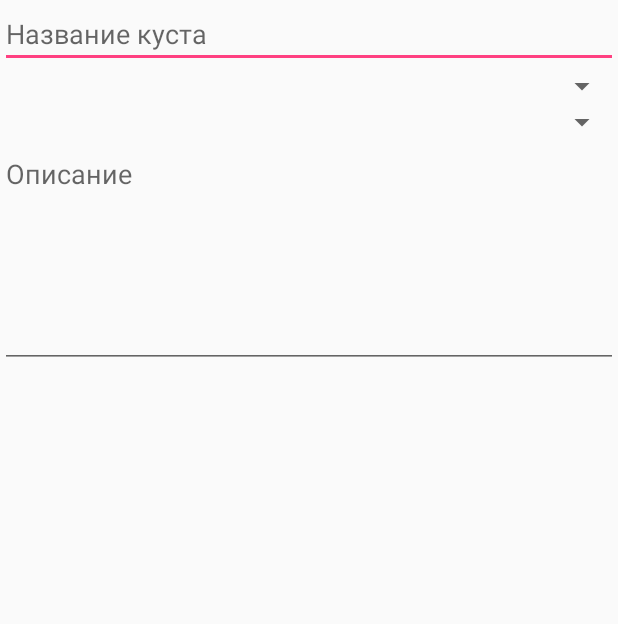
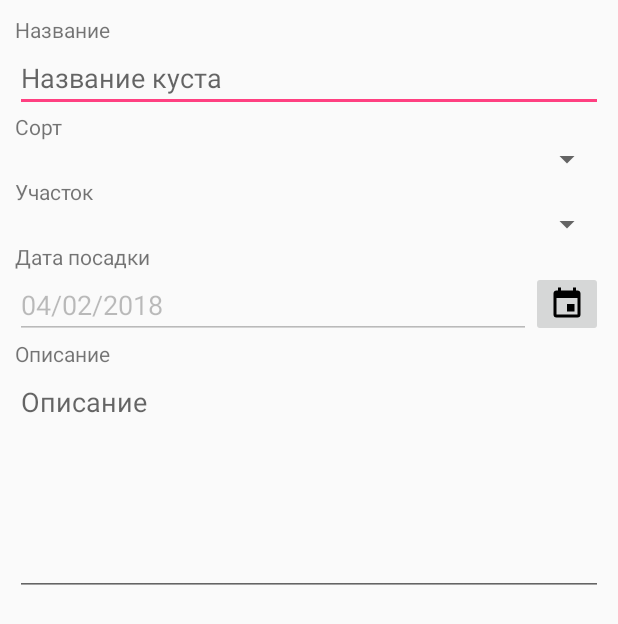
Before and after one commit to witchcraft2001/Vineyard, an Android app: the layout activity_edit_bushe.xml on its own in the app's theme, with its tools: preview values and no code run, on a phone screen of 412 x 824 dp. Shown: the top 624 px of the screen. Run offline under Robolectric (Android 15) with nearby library versions, the phone set to English and light mode, and no system bars.

Commit message:
* изменена верстка активити редактирования куста + добавлена дата посадки в модель куста

```diff
--- a/app/src/main/java/ru/dm_dev/vineyard/models/Bushe.java
+++ b/app/src/main/java/ru/dm_dev/vineyard/models/Bushe.java
@@ -19,8 +19,12 @@ public class Bushe extends Model {
     @Column(name = "Description")
     public String description;
 
+    @Column(name = "PlantedAt")
+    public long PlantedAt;
+
     @Column(name = "guid")
     public long Guid;
+
 
     public Bushe() {
         Guid = new Date().getTime();
--- a/app/src/main/java/ru/dm_dev/vineyard/views/EditBusheActivity.java
+++ b/app/src/main/java/ru/dm_dev/vineyard/views/EditBusheActivity.java
@@ -8,6 +8,7 @@ import android.view.MenuItem;
 import android.widget.ArrayAdapter;
 import android.widget.EditText;
 import android.widget.Spinner;
+import android.widget.TextView;
 
 import java.util.List;
 
@@ -23,6 +24,7 @@ public class EditBusheActivity extends AppCompatActivity implements IEditBusheVi
     private IEditBushePresenter presenter;
     private Spinner areasSpinner;
     private Spinner varietiesSpinner;
+    private TextView dateEdit;
     private long id;
 
     @Override
@@ -97,13 +99,15 @@ public class EditBusheActivity extends AppCompatActivity implements IEditBusheVi
 
     @Override
     public void setAreasListAdapter(List<Area> list) {
-        ArrayAdapter<Area> adapter = new ArrayAdapter<Area>(this,android.R.layout.simple_spinner_item,list);
+        ArrayAdapter<Area> adapter = new ArrayAdapter<Area>(this,android.R.layout.simple_spinner_dropdown_item,list);
+        adapter.setDropDownViewResource(android.R.layout.simple_spinner_dropdown_item);
         areasSpinner.setAdapter(adapter);
     }
 
     @Override
     public void setVarietiesListAdapter(List<Variety> list) {
-        ArrayAdapter<Variety> adapter = new ArrayAdapter<Variety>(this,android.R.layout.simple_spinner_item,list);
+        ArrayAdapter<Variety> adapter = new ArrayAdapter<Variety>(this,android.R.layout.simple_spinner_dropdown_item,list);
+        adapter.setDropDownViewResource(android.R.layout.simple_spinner_dropdown_item);
         varietiesSpinner.setAdapter(adapter);
     }
 }
--- /dev/null
+++ b/app/src/main/res/drawable-v21/calendar.xml
@@ -0,0 +1,8 @@
+<!-- drawable/calendar.xml -->
+<vector xmlns:android="http://schemas.android.com/apk/res/android"
+    android:height="24dp"
+    android:width="24dp"
+    android:viewportWidth="24"
+    android:viewportHeight="24">
+    <path android:fillColor="#000" android:pathData="M19,19H5V8H19M16,1V3H8V1H6V3H5C3.89,3 3,3.89 3,5V19A2,2 0 0,0 5,21H19A2,2 0 0,0 21,19V5C21,3.89 20.1,3 19,3H18V1M17,12H12V17H17V12Z" />
+</vector>
--- a/app/src/main/res/layout/activity_edit_bushe.xml
+++ b/app/src/main/res/layout/activity_edit_bushe.xml
@@ -1,29 +1,87 @@
 <?xml version="1.0" encoding="utf-8"?>
-<LinearLayout xmlns:android="http://schemas.android.com/apk/res/android"
+<RelativeLayout xmlns:android="http://schemas.android.com/apk/res/android"
     android:orientation="vertical" android:layout_width="match_parent"
     android:layout_height="match_parent"
     xmlns:tools="http://schemas.android.com/tools"
-    tools:context="ru.dm_dev.vineyard.views.EditBusheActivity">
+    tools:context="ru.dm_dev.vineyard.views.EditBusheActivity"
+    android:layout_margin="10dp">
+
+    <TextView
+        android:id="@+id/textview_name"
+        android:layout_width="match_parent"
+        android:layout_height="wrap_content"
+        android:text="@string/text_textview_name"/>
 
     <EditText
         android:id="@+id/text_name"
+        android:layout_below="@id/textview_name"
         android:layout_width="match_parent"
         android:layout_height="wrap_content"
         android:hint="@string/hint_bushe_name"
         />
 
+    <TextView
+        android:id="@+id/textview_variety"
+        android:layout_below="@id/text_name"
+        android:layout_width="match_parent"
+        android:layout_height="wrap_content"
+        android:text="@string/text_textview_variety"/>
+
     <Spinner
         android:id="@+id/variety"
+        android:layout_below="@id/textview_variety"
         android:layout_width="match_parent"
         android:layout_height="wrap_content"/>
 
+    <TextView
+        android:id="@+id/textview_area"
+        android:layout_below="@id/variety"
+        android:layout_width="match_parent"
+        android:layout_height="wrap_content"
+        android:text="@string/text_textview_area"/>
+
     <Spinner
         android:id="@+id/area"
+        android:layout_below="@id/textview_area"
         android:layout_width="match_parent"
         android:layout_height="wrap_content"/>
 
+    <TextView
+        android:id="@+id/textview_date"
+        android:layout_below="@id/area"
+        android:layout_width="wrap_content"
+        android:layout_height="wrap_content"
+        android:text="@string/text_textview_planted"/>
+
+    <EditText
+        android:id="@+id/text_date"
+        android:layout_below="@id/textview_date"
+        android:layout_toLeftOf="@id/button_set_date"
+        android:layout_alignParentLeft="true"
+        android:layout_width="wrap_content"
+        android:layout_height="wrap_content"
+        android:enabled="false"
+        android:text="04/02/2018"/>
+
+    <ImageButton
+        android:id="@+id/button_set_date"
+        android:layout_alignParentRight="true"
+        android:layout_below="@id/textview_date"
+        android:layout_width="wrap_content"
+        android:layout_height="wrap_content"
+        android:src="@drawable/calendar"
+        />
+
+    <TextView
+        android:id="@+id/textview_description"
+        android:layout_below="@id/text_date"
+        android:layout_width="match_parent"
+        android:layout_height="wrap_content"
+        android:text="@string/text_textview_description"/>
+
     <EditText
         android:id="@+id/text_description"
+        android:layout_below="@id/textview_description"
         android:lines="6"
         android:maxLines="10"
         android:gravity="top|left"
@@ -32,4 +90,5 @@
         android:hint="@string/hint_bushe_description"
         android:scrollbars="vertical"
         />
-</LinearLayout>
+
+</RelativeLayout>
--- a/app/src/main/res/values/strings.xml
+++ b/app/src/main/res/values/strings.xml
@@ -24,4 +24,9 @@
     <string name="find_place_holder">Поиск</string>
     <string name="hint_bushe_name">Название куста</string>
     <string name="hint_bushe_description">Описание</string>
+    <string name="text_textview_name">Название</string>
+    <string name="text_textview_variety">Сорт</string>
+    <string name="text_textview_area">Участок</string>
+    <string name="text_textview_planted">Дата посадки</string>
+    <string name="text_textview_description">Описание</string>
 </resources>
```
